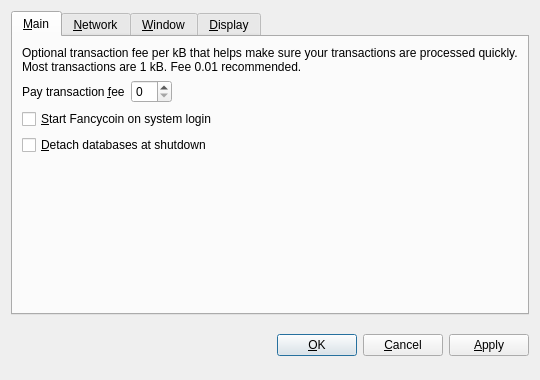
This is src/qt/forms/optionsdialog.ui in Fancycoin/Fancycoin as Qt 5 draws it before an edit. The edited form follows.
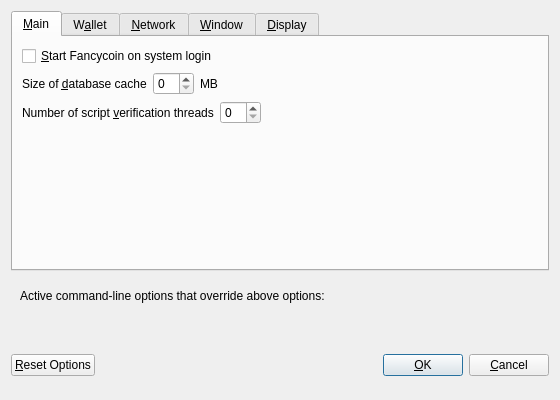
This is the edited form. The open tabs and pages were chosen to show the change. Custom widgets are drawn as their Qt base class.

Patch:
```diff
--- a/src/qt/forms/optionsdialog.ui
+++ b/src/qt/forms/optionsdialog.ui
@@ -6,8 +6,8 @@
    <rect>
     <x>0</x>
     <y>0</y>
-    <width>540</width>
-    <height>380</height>
+    <width>560</width>
+    <height>400</height>
    </rect>
   </property>
   <property name="windowTitle">
@@ -19,9 +19,6 @@
   <layout class="QVBoxLayout" name="verticalLayout">
    <item>
     <widget class="QTabWidget" name="tabWidget">
-     <property name="tabPosition">
-      <enum>QTabWidget::North</enum>
-     </property>
      <property name="currentIndex">
       <number>1</number>
      </property>
@@ -31,9 +28,119 @@
       </attribute>
       <layout class="QVBoxLayout" name="verticalLayout_Main">
        <item>
+        <widget class="QCheckBox" name="bitcoinAtStartup">
+         <property name="toolTip">
+          <string>Automatically start Fancycoin after logging in to the system.</string>
+         </property>
+         <property name="text">
+          <string>&amp;Start Fancycoin on system login</string>
+         </property>
+        </widget>
+       </item>
+       <item>
+        <layout class="QHBoxLayout" name="horizontalLayout_2_Main">
+         <item>
+          <widget class="QLabel" name="databaseCacheLabel">
+           <property name="text">
+            <string>Size of &amp;database cache</string>
+           </property>
+           <property name="textFormat">
+            <enum>Qt::PlainText</enum>
+           </property>
+           <property name="buddy">
+            <cstring>databaseCache</cstring>
+           </property>
+          </widget>
+         </item>
+         <item>
+          <widget class="QSpinBox" name="databaseCache"/>
+         </item>
+         <item>
+          <widget class="QLabel" name="databaseCacheUnitLabel">
+           <property name="text">
+            <string>MB</string>
+           </property>
+           <property name="textFormat">
+            <enum>Qt::PlainText</enum>
+           </property>
+          </widget>
+         </item>
+         <item>
+          <spacer name="horizontalSpacer_2_Main">
+           <property name="orientation">
+            <enum>Qt::Horizontal</enum>
+           </property>
+           <property name="sizeHint" stdset="0">
+            <size>
+             <width>40</width>
+             <height>20</height>
+            </size>
+           </property>
+          </spacer>
+         </item>
+        </layout>
+       </item>
+       <item>
+        <layout class="QHBoxLayout" name="horizontalLayout_3_Main">
+         <item>
+          <widget class="QLabel" name="threadsScriptVerifLabel">
+           <property name="text">
+            <string>Number of script &amp;verification threads</string>
+           </property>
+           <property name="textFormat">
+            <enum>Qt::PlainText</enum>
+           </property>
+           <property name="buddy">
+            <cstring>threadsScriptVerif</cstring>
+           </property>
+          </widget>
+         </item>
+         <item>
+          <widget class="QSpinBox" name="threadsScriptVerif">
+           <property name="toolTip">
+            <string>(0 = auto, &lt;0 = leave that many cores free)</string>
+           </property>
+          </widget>
+         </item>
+         <item>
+          <spacer name="horizontalSpacer_3_Main">
+           <property name="orientation">
+            <enum>Qt::Horizontal</enum>
+           </property>
+           <property name="sizeHint" stdset="0">
+            <size>
+             <width>40</width>
+             <height>20</height>
+            </size>
+           </property>
+          </spacer>
+         </item>
+        </layout>
+       </item>
+       <item>
+        <spacer name="verticalSpacer_Main">
+         <property name="orientation">
+          <enum>Qt::Vertical</enum>
+         </property>
+         <property name="sizeHint" stdset="0">
+          <size>
+           <width>20</width>
+           <height>40</height>
+          </size>
+         </property>
+        </spacer>
+       </item>
+      </layout>
+     </widget>
+     <widget class="QWidget" name="tabWallet">
+      <attribute name="title">
+       <string>W&amp;allet</string>
+      </attribute>
+      <layout class="QVBoxLayout" name="verticalLayout_Wallet">
+       <item>
         <widget class="QLabel" name="transactionFeeInfoLabel">
          <property name="text">
-          <string>Optional transaction fee per kB that helps make sure your transactions are processed quickly. Most transactions are 1 kB. Fee 0.01 recommended.</string>
+          <string>Optional transaction fee per kB that helps make sure your transactions are processed quickly. Most transactions are 1 kB.</string>
          </property>
          <property name="textFormat">
           <enum>Qt::PlainText</enum>
@@ -44,7 +151,7 @@
         </widget>
        </item>
        <item>
-        <layout class="QHBoxLayout" name="horizontalLayout_Main">
+        <layout class="QHBoxLayout" name="horizontalLayout_1_Wallet">
          <item>
           <widget class="QLabel" name="transactionFeeLabel">
            <property name="text">
@@ -77,27 +184,7 @@
         </layout>
        </item>
        <item>
-        <widget class="QCheckBox" name="bitcoinAtStartup">
-         <property name="toolTip">
-          <string>Automatically start Fancycoin after logging in to the system.</string>
-         </property>
-         <property name="text">
-          <string>&amp;Start Fancycoin on system login</string>
-         </property>
-        </widget>
-       </item>
-       <item>
-        <widget class="QCheckBox" name="detachDatabases">
-         <property name="toolTip">
-          <string>Detach block and address databases at shutdown. This means they can be moved to another data directory, but it slows down shutdown. The wallet is always detached.</string>
-         </property>
-         <property name="text">
-          <string>&amp;Detach databases at shutdown</string>
-         </property>
-        </widget>
-       </item>
-       <item>
-        <spacer name="verticalSpacer_Main">
+        <spacer name="verticalSpacer_Wallet">
          <property name="orientation">
           <enum>Qt::Vertical</enum>
          </property>
@@ -360,8 +447,67 @@
      </widget>
     </widget>
    </item>
+   <item>
+    <widget class="QFrame" name="frame">
+     <layout class="QVBoxLayout" name="verticalLayout_Bottom">
+      <item>
+       <layout class="QHBoxLayout" name="horizontalLayout_Bottom">
+        <item>
+         <widget class="QLabel" name="overriddenByCommandLineInfoLabel">
+          <property name="text">
+           <string>Active command-line options that override above options:</string>
+          </property>
+          <property name="textFormat">
+           <enum>Qt::PlainText</enum>
+          </property>
+         </widget>
+        </item>
+        <item>
+         <spacer name="horizontalSpacer_Bottom">
+          <property name="orientation">
+           <enum>Qt::Horizontal</enum>
+          </property>
+          <property name="sizeHint" stdset="0">
+           <size>
+            <width>40</width>
+            <height>20</height>
+           </size>
+          </property>
+         </spacer>
+        </item>
+       </layout>
+      </item>
+      <item>
+       <widget class="QLabel" name="overriddenByCommandLineLabel">
+        <property name="text">
+         <string/>
+        </property>
+        <property name="textFormat">
+         <enum>Qt::PlainText</enum>
+        </property>
+        <property name="wordWrap">
+         <bool>true</bool>
+        </property>
+       </widget>
+      </item>
+     </layout>
+    </widget>
+   </item>
    <item>
     <layout class="QHBoxLayout" name="horizontalLayout_Buttons">
+     <item>
+      <widget class="QPushButton" name="resetButton">
+       <property name="toolTip">
+        <string>Reset all client options to default.</string>
+       </property>
+       <property name="text">
+        <string>&amp;Reset Options</string>
+       </property>
+       <property name="autoDefault">
+        <bool>false</bool>
+       </property>
+      </widget>
+     </item>
      <item>
       <spacer name="horizontalSpacer_1">
        <property name="orientation">
@@ -377,6 +523,12 @@
      </item>
      <item>
       <widget class="QLabel" name="statusLabel">
+       <property name="minimumSize">
+        <size>
+         <width>200</width>
+         <height>0</height>
+        </size>
+       </property>
        <property name="font">
         <font>
          <weight>75</weight>
@@ -424,22 +576,6 @@
        </property>
       </widget>
      </item>
-     <item>
-      <widget class="QPushButton" name="applyButton">
-       <property name="text">
-        <string>&amp;Apply</string>
-       </property>
-       <property name="autoDefault">
-        <bool>false</bool>
-       </property>
-       <property name="default">
-        <bool>false</bool>
-       </property>
-       <property name="flat">
-        <bool>false</bool>
-       </property>
-      </widget>
-     </item>
     </layout>
    </item>
   </layout>
@@ -447,19 +583,20 @@
  <customwidgets>
   <customwidget>
    <class>BitcoinAmountField</class>
-   <extends>QSpinBox</extends>
+   <extends>QLineEdit</extends>
    <header>bitcoinamountfield.h</header>
+   <container>1</container>
+  </customwidget>
+  <customwidget>
+   <class>QValidatedLineEdit</class>
+   <extends>QLineEdit</extends>
+   <header>qvalidatedlineedit.h</header>
   </customwidget>
   <customwidget>
    <class>QValueComboBox</class>
    <extends>QComboBox</extends>
    <header>qvaluecombobox.h</header>
   </customwidget>
-  <customwidget>
-   <class>QValidatedLineEdit</class>
-   <extends>QLineEdit</extends>
-   <header>qvalidatedlineedit.h</header>
-  </customwidget>
  </customwidgets>
  <resources/>
  <connections/>
```
Left out of the diff: 79 changed lines with no effect on the pictures.
